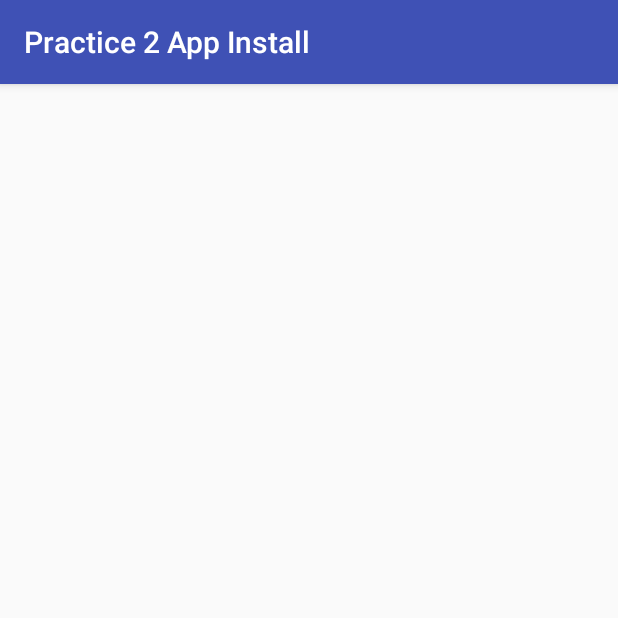
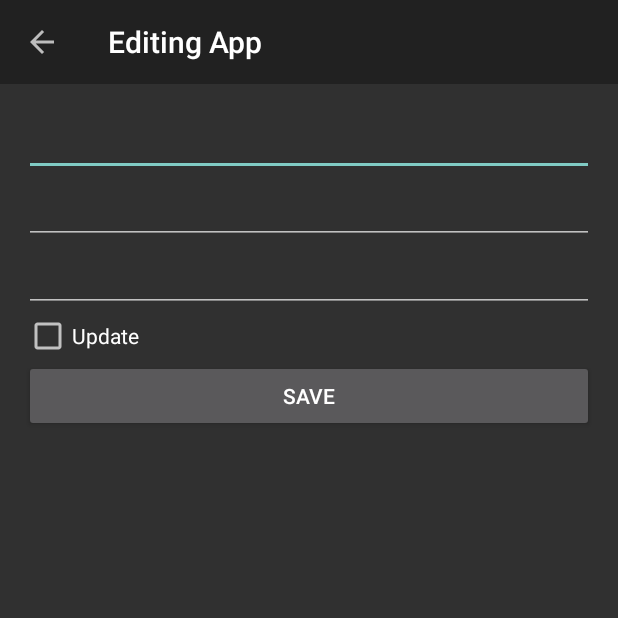
Before and after one commit to guillermoab82/Mod4Practica2, an Android app: the DetailsActivity screen opened directly, with no data from a screen before it, in the options menu, after a tap on "Edit App", on a phone screen of 412 x 824 dp, the top half of it. Run offline under Robolectric (Android 15) with nearby library versions, the phone set to English and light mode, and no system bars; 1 statement that could not run was skipped.

Commit message:
Edit app finished

```diff
--- a/app/src/main/AndroidManifest.xml
+++ b/app/src/main/AndroidManifest.xml
@@ -17,7 +17,7 @@
         </activity>
         <activity android:name=".InstallActivity"></activity>
         <activity android:name=".DetailsActivity" android:theme="@style/Theme.AppCompat.NoActionBar"></activity>
-        <activity android:name=".EditActivity"></activity>
+        <activity android:name=".EditActivity" android:theme="@style/Theme.AppCompat.NoActionBar"></activity>
         <service android:name=".services.ServiceUpdateNotification"/>
     </application>
 </manifest>
--- a/app/src/main/java/guillermoab/posgrado/unam/mx/practica2/EditActivity.java
+++ b/app/src/main/java/guillermoab/posgrado/unam/mx/practica2/EditActivity.java
@@ -1,16 +1,96 @@
 package guillermoab.posgrado.unam.mx.practica2;
 
+import android.content.Intent;
 import android.os.Bundle;
 import android.support.annotation.Nullable;
 import android.support.v7.app.AppCompatActivity;
+import android.support.v7.widget.Toolbar;
+import android.support.v7.widget.ToolbarWidgetWrapper;
+import android.text.TextUtils;
+import android.view.View;
+import android.widget.Button;
+import android.widget.CheckBox;
+import android.widget.EditText;
+import android.widget.Toast;
+
+import guillermoab.posgrado.unam.mx.practica2.models.ModelAPP;
+import guillermoab.posgrado.unam.mx.practica2.sql.AppDataSource;
 
 /**
  * Created by UDS_Estructuracion on 04/07/2016.
  */
-public class EditActivity extends AppCompatActivity{
+public class EditActivity extends AppCompatActivity implements View.OnClickListener{
+    private EditText appName;
+    private EditText appDev;
+    private EditText appDetails;
+    private CheckBox appInstall;
+    private int id;
+    private int nInstall;
+    private int nImg;
+    private AppDataSource appDataSource;
     @Override
     protected void onCreate(Bundle savedInstanceState) {
         super.onCreate(savedInstanceState);
         setContentView(R.layout.activity_edit);
+        Toolbar toolbar = (Toolbar) findViewById(R.id.toolbar);
+        setSupportActionBar(toolbar);
+        getSupportActionBar().setTitle(getResources().getString(R.string.menu_edit_title));
+        getSupportActionBar().setHomeButtonEnabled(true);
+        getSupportActionBar().setDisplayHomeAsUpEnabled(true);
+        appName = (EditText) findViewById(R.id.edit_appname);
+        appDev = (EditText) findViewById(R.id.edit_appdev);
+        appDetails = (EditText) findViewById(R.id.edit_appdetails);
+        appInstall = (CheckBox) findViewById(R.id.edit_chkInstall);
+        findViewById(R.id.edit_btnsave).setOnClickListener(this);
+        appDataSource = new AppDataSource(getApplicationContext());
+        if(getIntent()!=null){
+            id=getIntent().getExtras().getInt("id");
+            appName.setText(getIntent().getExtras().getString("appName"));
+            appDev.setText(getIntent().getExtras().getString("appDev"));
+            appDetails.setText(getIntent().getExtras().getString("appDetails"));
+            nImg = getIntent().getExtras().getInt("appImg");
+            nInstall = getIntent().getExtras().getInt("appInstall");
+            if (nInstall==1){
+                appInstall.setChecked(true);
+                appInstall.setEnabled(false);
+            }else{
+                appInstall.setChecked(false);
+                appInstall.setEnabled(true);
+            }
+        }else{
+            Toast.makeText(getApplicationContext(),getResources().getString(R.string.installMsgNoData),Toast.LENGTH_SHORT).show();
+        }
+    }
+
+    @Override
+    public void onClick(View view) {
+        switch (view.getId()){
+            case R.id.edit_btnsave:
+                update_app();
+                break;
+        }
+    }
+
+    private void update_app() {
+        String appname = appName.getText().toString();
+        String appdev = appDev.getText().toString();
+        String appdetails = appDetails.getText().toString();
+        boolean bInstall = appInstall.isChecked();
+        if(!TextUtils.isEmpty(appname)&&!TextUtils.isEmpty(appdev)&&!TextUtils.isEmpty(appdetails)){
+            nInstall=bInstall?1:0;
+            ModelAPP modelAPP = new ModelAPP(id,appname,appdev,appdetails,nInstall,nImg);
+            appDataSource.updateApp(modelAPP);
+            Intent i = new Intent();
+            i.putExtra("id",id);
+            i.putExtra("appName",appname);
+            i.putExtra("appDev",appdev);
+            i.putExtra("appDetails",appdetails);
+            i.putExtra("appImg",nImg);
+            i.putExtra("appInstall",nInstall);
+            setResult(RESULT_OK,i);
+            finish();
+        }else{
+            Toast.makeText(getApplicationContext(),getResources().getText(R.string.installMsgNoData),Toast.LENGTH_SHORT).show();
+        }
     }
 }
--- a/app/src/main/java/guillermoab/posgrado/unam/mx/practica2/adapters/AppListAdapter.java
+++ b/app/src/main/java/guillermoab/posgrado/unam/mx/practica2/adapters/AppListAdapter.java
@@ -34,9 +34,10 @@ public class AppListAdapter extends ArrayAdapter<ModelAPP>{
         txtNameApp.setText(modelAPP.cName_App);
         txtNameDev.setText(modelAPP.cName_Dev);
         if(modelAPP.bInstall==0){
+            txtInstall.setText(convertView.getResources().getText(R.string.msj_install));
+
+        }else{
             txtInstall.setText(convertView.getResources().getText(R.string.msj_updated));
-        }else{
-            txtInstall.setText(convertView.getResources().getText(R.string.msj_install));
         }
         imgApp.setImageResource(modelAPP.nImageID);
         return convertView;
--- a/app/src/main/res/layout/activity_edit.xml
+++ b/app/src/main/res/layout/activity_edit.xml
@@ -2,5 +2,33 @@
 <LinearLayout xmlns:android="http://schemas.android.com/apk/res/android"
     android:orientation="vertical" android:layout_width="match_parent"
     android:layout_height="match_parent">
-
+    <include layout="@layout/toolbar"/>
+    <LinearLayout
+        android:orientation="vertical"
+        android:layout_margin="@dimen/activity_horizontal_margin"
+        android:layout_width="match_parent"
+        android:layout_height="match_parent">
+        <EditText
+            android:id="@+id/edit_appname"
+            android:layout_width="match_parent"
+            android:layout_height="wrap_content" />
+        <EditText
+            android:id="@+id/edit_appdev"
+            android:layout_width="match_parent"
+            android:layout_height="wrap_content" />
+        <EditText
+            android:id="@+id/edit_appdetails"
+            android:layout_width="match_parent"
+            android:layout_height="wrap_content" />
+        <CheckBox
+            android:id="@+id/edit_chkInstall"
+            android:text="@string/installUpdate"
+            android:layout_width="match_parent"
+            android:layout_height="wrap_content" />
+        <Button
+            android:id="@+id/edit_btnsave"
+            android:text="@string/installBtnSave"
+            android:layout_width="match_parent"
+            android:layout_height="wrap_content" />
+    </LinearLayout>
 </LinearLayout>
--- a/app/src/main/res/layout/activity_install.xml
+++ b/app/src/main/res/layout/activity_install.xml
@@ -21,7 +21,7 @@
         android:layout_height="wrap_content" />
     <CheckBox
         android:id="@+id/install_chkInstall"
-        android:text="@string/installInstall"
+        android:text="@string/installUpdate"
         android:layout_width="match_parent"
         android:layout_height="wrap_content" />
     <Button
--- a/app/src/main/res/values/strings.xml
+++ b/app/src/main/res/values/strings.xml
@@ -23,4 +23,6 @@
     <string name="service_Info_update_End">Updated</string>
     <string name="menu_details_edit">Edit App</string>
     <string name="menu_details_title">App Information</string>
+    <string name="installUpdate">Update</string>
+    <string name="menu_edit_title">Editing App</string>
 </resources>
```
Also changed, not shown: app/src/main/java/guillermoab/posgrado/unam/mx/practica2/DetailsActivity.java (+26 -5 lines), app/src/main/java/guillermoab/posgrado/unam/mx/practica2/sql/AppDataSource.java (+8 -1 lines), 1 other file.
